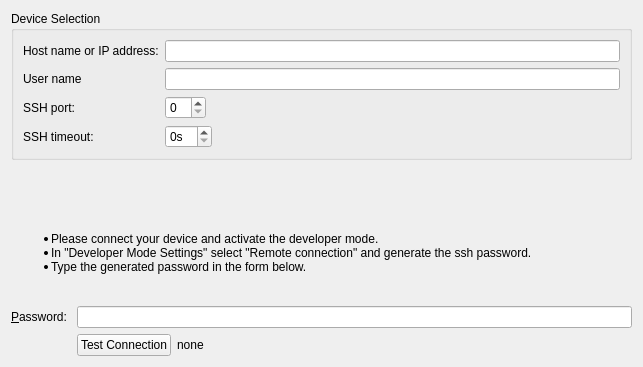
This is src/plugins/mer/merhardwaredevicewizardselectionpage.ui in sailfishos/sailfish-qtcreator as Qt 5 draws it before an edit. The edited form follows.
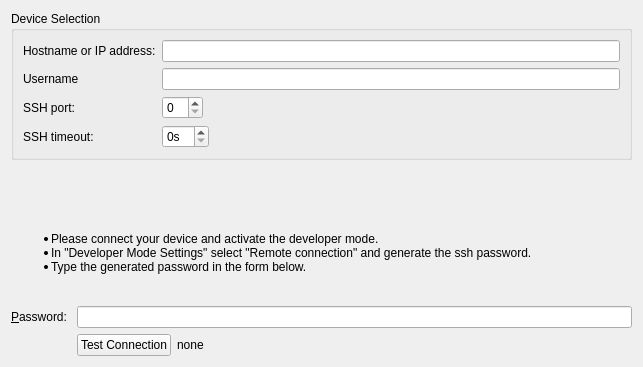
This is the edited form.

Commit message: Mer: Remove space from "user name" and "host name"

Patch:
```diff
--- a/src/plugins/mer/merhardwaredevicewizardselectionpage.ui
+++ b/src/plugins/mer/merhardwaredevicewizardselectionpage.ui
@@ -32,7 +32,7 @@
       <item row="0" column="0">
        <widget class="QLabel" name="hostNameLabel">
         <property name="text">
-         <string>Host name or IP address:</string>
+         <string>Hostname or IP address:</string>
         </property>
         <property name="buddy">
          <cstring>hostNameLineEdit</cstring>
@@ -45,7 +45,7 @@
       <item row="1" column="0">
        <widget class="QLabel" name="usernameLabel">
         <property name="text">
-         <string>User name</string>
+         <string>Username</string>
         </property>
         <property name="buddy">
          <cstring>usernameLineEdit</cstring>
```
The commit also changes 2 other files.
